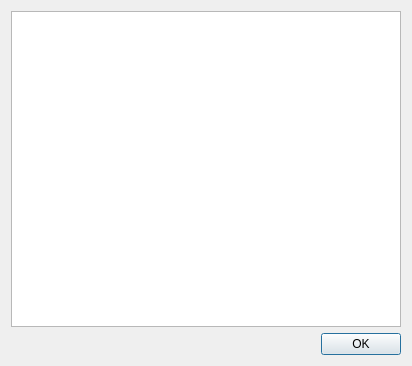
Old version of the form src/aboutdialog.ui in the repository ricardoquesada/vchar64.
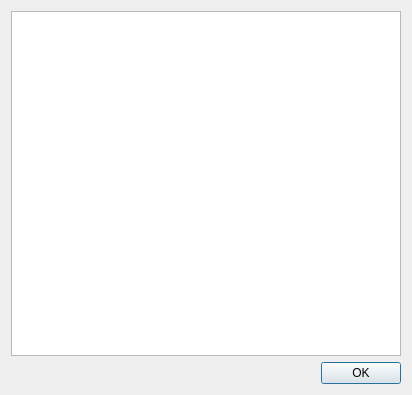
New version of the form.

Commit message: fix: add "retro.moe" to about dialog

The edit to the form file:
```diff
--- a/src/aboutdialog.ui
+++ b/src/aboutdialog.ui
@@ -7,7 +7,7 @@
     <x>0</x>
     <y>0</y>
     <width>412</width>
-    <height>366</height>
+    <height>395</height>
    </rect>
   </property>
   <property name="sizePolicy">
```
The commit also changes 1 other file.
